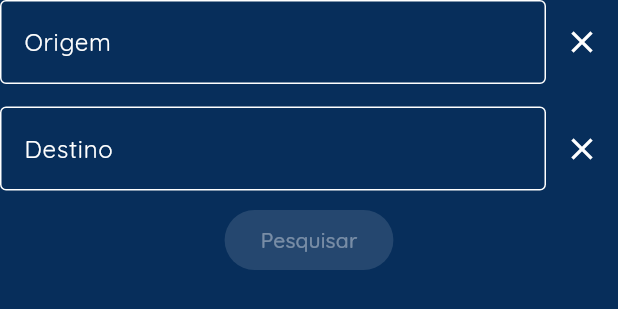
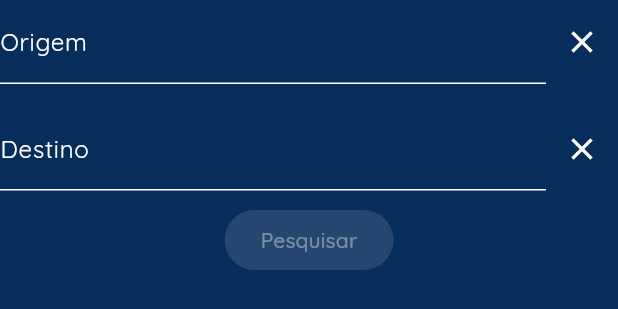
Before and after one commit to Emerson2342/df-bus, a Flutter app: the SearchByRefWidget widget shown alone on an empty page, opened directly, on a phone screen of 412 x 824 dp. Shown: the top 309 px of the screen. Run offline on Flutter 3.47's test engine with Material 3 defaults, Android fonts, the light colour scheme and no system bars; our stand-ins replace dio, flutter_spinkit, get_it, google_maps_flutter, hive_flutter; missing offline and left inert: animated_toggle; accounts and stored records are empty; network calls fail; Roboto replaces fonts that are missing (QuickSand).

Commit message:
[Layout] Input

```diff
--- a/lib/main.dart
+++ b/lib/main.dart
@@ -23,6 +23,11 @@ class MyApp extends StatelessWidget {
       title: 'DF Bus',
       theme: ThemeData(
         fontFamily: 'QuickSand',
+        inputDecorationTheme: InputDecorationTheme(
+            // border: OutlineInputBorder(),
+            focusedBorder: UnderlineInputBorder(
+                borderSide: BorderSide(color: Colors.orange)),
+            floatingLabelStyle: TextStyle(color: Colors.white)),
         scaffoldBackgroundColor: Color(0xff072e5b),
         colorScheme: ColorScheme.dark(
           primary: Color(0xff011627),
--- a/lib/pages/home_page/widgets/search_by_line_widget.dart
+++ b/lib/pages/home_page/widgets/search_by_line_widget.dart
@@ -63,7 +63,6 @@ class _SearchByLineWidgetState extends State<SearchByLineWidget> {
                 controller: _textController,
                 decoration: InputDecoration(
                   labelText: 'Digite a linha',
-                  border: OutlineInputBorder(),
                 ),
                 onSubmitted: (_) async => _onSubmit(),
               ),
--- a/lib/pages/home_page/widgets/search_by_reference_widget.dart
+++ b/lib/pages/home_page/widgets/search_by_reference_widget.dart
@@ -72,9 +72,8 @@ class _SearchByRefWidgetState extends State<SearchByRefWidget> {
                 controller: _fromController,
                 //enabled: enableFrom,
 
-                decoration: InputDecoration(
+                decoration: const InputDecoration(
                   labelText: 'Origem',
-                  border: OutlineInputBorder(),
                 ),
                 onChanged: (_) => _findByQuery(_fromController, true),
               ),
@@ -98,9 +97,8 @@ class _SearchByRefWidgetState extends State<SearchByRefWidget> {
               child: TextField(
                 controller: _toController,
                 onChanged: (_) => _findByQuery(_toController, false),
-                decoration: InputDecoration(
+                decoration: const InputDecoration(
                   labelText: 'Destino',
-                  border: OutlineInputBorder(),
                 ),
               ),
             ),
@@ -154,13 +152,11 @@ class _SearchByRefWidgetState extends State<SearchByRefWidget> {
           ),
         ),
         if (loadingSearch && isFetching)
-          Container(
-            color: Colors.amber,
-            child: SizedBox(
-              height: MediaQuery.of(context).size.height * 0.37,
-              child: Center(child: CircularProgressIndicator()),
-            ),
-          ),
+          Center(
+              child: CircularProgressIndicator(
+            color: Colors.white,
+            semanticsLabel: "Carregando lista...",
+          )),
         if (showQueryResults)
           SizedBox(
             height: MediaQuery.of(context).size.height * 0.37,
```
